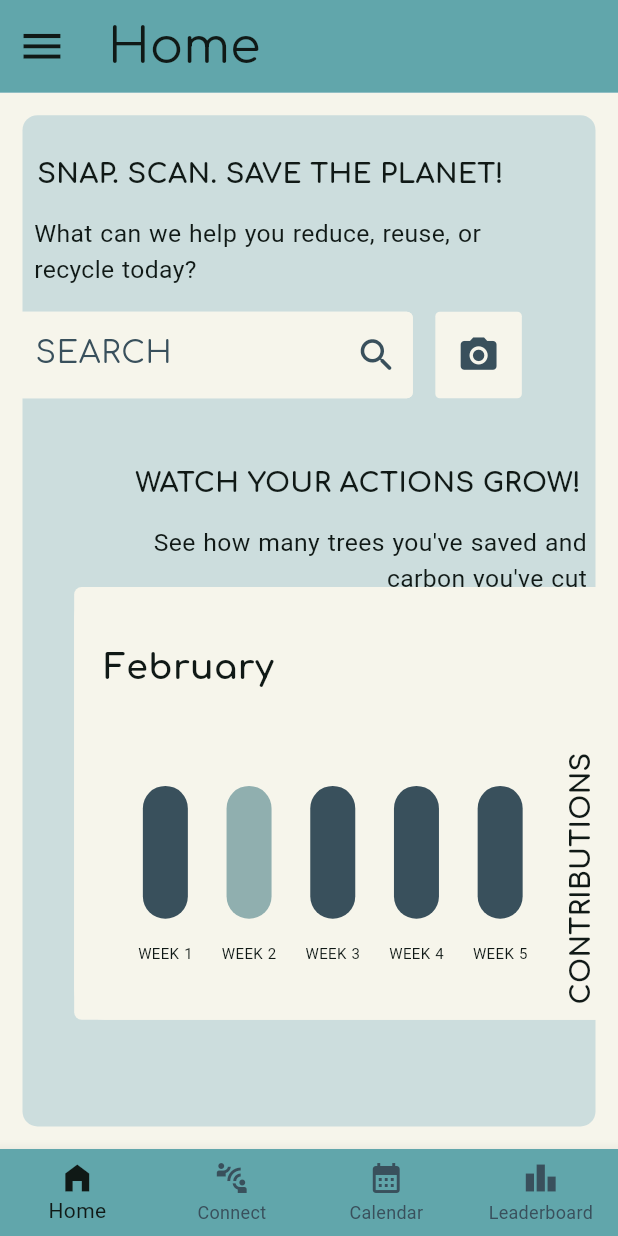
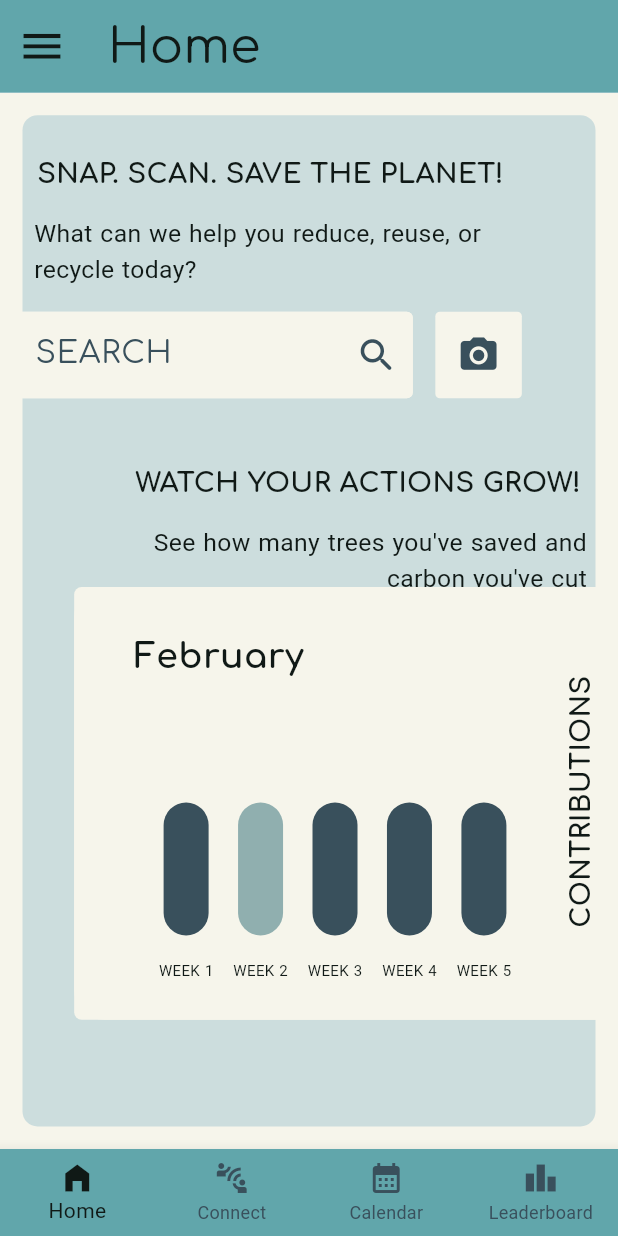
Before and after one commit to nitinjha607/leaflink-2.0, a Flutter app: the screen it shows once a user with an empty profile is signed in, on a phone screen of 412 x 824 dp. Run offline on Flutter 3.47's test engine with Material 3 defaults, Android fonts, the phone set to English and light mode, and no system bars; drawn by our look-alikes of fl_chart; our stand-ins replace cloud_firestore, firebase_auth, firebase_core, firebase_storage, google_fonts, google_sign_in and 3 more; missing offline and left inert: flutter_share; accounts and stored records are empty.

Commit message:
Update chart_container.dart

```diff
--- a/leaflink/lib/pages/graphicaldata/chart_container.dart
+++ b/leaflink/lib/pages/graphicaldata/chart_container.dart
@@ -9,30 +9,28 @@ class ChartContainer extends StatelessWidget {
   final String currentMonthValue;
 
   const ChartContainer({
-    super.key,
+    Key? key, // Corrected the super key to key
     required this.title,
     required this.color,
     required this.chart,
     required this.currentMonthValue,
-  });
+  }) : super(key: key); // Added super constructor
 
   @override
   Widget build(BuildContext context) {
     return Container(
       width: MediaQuery.of(context).size.width * 0.95,
-      height: MediaQuery.of(context).size.width * 0.95 * 0.65,
-      padding: const EdgeInsets.fromLTRB(20, 10, 20, 10),
+      height: MediaQuery.of(context).size.width * 0.95,
+      padding: const EdgeInsets.fromLTRB(20, 20, 20, 20),
       decoration: BoxDecoration(
         color: color,
         borderRadius: BorderRadius.circular(20),
       ),
-      child: Column(
-        mainAxisAlignment: MainAxisAlignment.end,
-        crossAxisAlignment: CrossAxisAlignment.start,
-        children: [
-          Padding(
-            padding:
-                const EdgeInsets.only(bottom: 40), // Adjust the value as needed
+      child: Stack(
+        children: <Widget>[
+          Positioned(
+            top: 10,
+            left: 20,
             child: Text(
               currentMonthValue,
               style: TextStyle(
@@ -43,41 +41,30 @@ class ChartContainer extends StatelessWidget {
               ),
             ),
           ),
-          Row(
-            children: <Widget>[
-              Expanded(
+          Positioned(
+            top: MediaQuery.of(context).size.height * 0.15,
+            left: 20,
             child: SizedBox(
               width: MediaQuery.of(context).size.width * 0.65,
               height: MediaQuery.of(context).size.height * 0.15,
               child: chart,
             ),
           ),
-              Column(
-                mainAxisAlignment: MainAxisAlignment.center,
-                crossAxisAlignment: CrossAxisAlignment.end,
-                children: [
-                  RotatedBox(
+          Positioned(
+            bottom: MediaQuery.of(context).size.height * 0.05,
+            right: 0,
+            child: RotatedBox(
               quarterTurns: -1,
-                    child: Expanded(
-                      child: Column(
-                        children: [
-                          Text(
+              child: Text(
                 'CONTRIBUTIONS',
                 style: TextStyle(
                   fontWeight: FontWeight.bold,
-                              fontSize:
-                                  MediaQuery.of(context).size.height * 0.022,
+                  fontSize: MediaQuery.of(context).size.height * 0.022,
                   color: const Color.fromRGBO(16, 25, 22, 1),
                   fontFamily: GoogleFonts.comfortaa().fontFamily,
                 ),
               ),
-                        ],
             ),
-                    ),
-                  ),
-                ],
-              ),
-            ],
           ),
         ],
       ),
```
Lines whose indentation alone changed are shown as unchanged.
